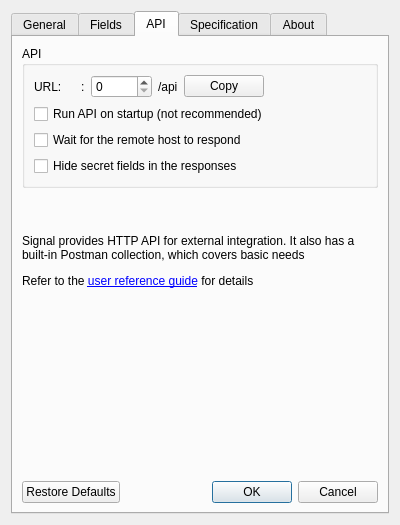
FedorIvanov37/sv-terminal, file common/gui/forms/settings_window.ui: the form before one commit.
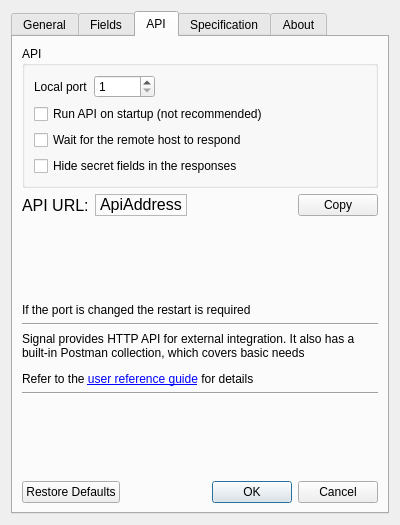
The form after the commit.

Commit message: Add API URL to the settings

What changed in the file:
```diff
--- a/common/gui/forms/settings_window.ui
+++ b/common/gui/forms/settings_window.ui
@@ -31,7 +31,7 @@
   <property name="windowTitle">
    <string>Signal | Configuration</string>
   </property>
-  <layout class="QGridLayout" name="gridLayout">
+  <layout class="QGridLayout" name="gridLayout_10">
    <item row="0" column="0">
     <widget class="QTabWidget" name="MainTabs">
      <property name="currentIndex">
@@ -631,8 +631,58 @@
       <attribute name="title">
        <string>API</string>
       </attribute>
-      <layout class="QVBoxLayout" name="verticalLayout_3">
-       <item>
+      <layout class="QGridLayout" name="gridLayout">
+       <item row="5" column="0">
+        <widget class="QLabel" name="ApiInfoLabel">
+         <property name="text">
+          <string>&lt;html&gt;&lt;head/&gt;&lt;body&gt;&lt;p&gt;Signal provides HTTP API for external integration. It also has a built-in Postman collection, which covers basic needs&lt;/p&gt;&lt;p&gt;Refer to the &lt;a href=&quot;www.link.com&quot;&gt;&lt;span style=&quot; text-decoration: underline; color:#0000ff;&quot;&gt;user reference guide&lt;/span&gt;&lt;/a&gt; for details&lt;/p&gt;&lt;/body&gt;&lt;/html&gt;</string>
+         </property>
+         <property name="wordWrap">
+          <bool>true</bool>
+         </property>
+         <property name="openExternalLinks">
+          <bool>false</bool>
+         </property>
+         <property name="textInteractionFlags">
+          <set>Qt::LinksAccessibleByMouse|Qt::TextSelectableByMouse</set>
+         </property>
+        </widget>
+       </item>
+       <item row="8" column="0">
+        <widget class="QDialogButtonBox" name="ApiButtonBox">
+         <property name="standardButtons">
+          <set>QDialogButtonBox::Cancel|QDialogButtonBox::Ok|QDialogButtonBox::RestoreDefaults</set>
+         </property>
+        </widget>
+       </item>
+       <item row="6" column="0">
+        <widget class="Line" name="line_3">
+         <property name="orientation">
+          <enum>Qt::Horizontal</enum>
+         </property>
+        </widget>
+       </item>
+       <item row="2" column="0">
+        <spacer name="verticalSpacer_3">
+         <property name="orientation">
+          <enum>Qt::Vertical</enum>
+         </property>
+         <property name="sizeHint" stdset="0">
+          <size>
+           <width>20</width>
+           <height>40</height>
+          </size>
+         </property>
+        </spacer>
+       </item>
+       <item row="4" column="0">
+        <widget class="Line" name="line_2">
+         <property name="orientation">
+          <enum>Qt::Horizontal</enum>
+         </property>
+        </widget>
+       </item>
+       <item row="0" column="0">
         <widget class="QGroupBox" name="ApiBox">
          <property name="title">
           <string>API</string>
@@ -643,21 +693,7 @@
             <item>
              <widget class="QLabel" name="label_2">
               <property name="text">
-               <string>URL:</string>
-              </property>
-             </widget>
-            </item>
-            <item>
-             <widget class="QLabel" name="ApiAddress">
-              <property name="text">
-               <string/>
-              </property>
-             </widget>
-            </item>
-            <item>
-             <widget class="QLabel" name="PortLabel_2">
-              <property name="text">
-               <string>:</string>
+               <string>Local port</string>
               </property>
              </widget>
             </item>
@@ -669,27 +705,16 @@
                 <height>0</height>
                </size>
               </property>
+              <property name="minimum">
+               <number>1</number>
+              </property>
               <property name="maximum">
                <number>65535</number>
               </property>
              </widget>
             </item>
             <item>
-             <widget class="QLabel" name="label">
-              <property name="text">
-               <string>/api</string>
-              </property>
-             </widget>
-            </item>
-            <item>
-             <widget class="QPushButton" name="CopyApiUrl">
-              <property name="text">
-               <string>Copy</string>
-              </property>
-             </widget>
-            </item>
-            <item>
-             <spacer name="horizontalSpacer_9">
+             <spacer name="horizontalSpacer_10">
               <property name="orientation">
                <enum>Qt::Horizontal</enum>
               </property>
@@ -727,39 +752,87 @@
          </layout>
         </widget>
        </item>
-       <item>
-        <widget class="QLabel" name="ApiInfoLabel">
-         <property name="text">
-          <string>&lt;html&gt;&lt;head/&gt;&lt;body&gt;&lt;p&gt;&lt;br/&gt;&lt;/p&gt;&lt;p&gt;Signal provides HTTP API for external integration. It also has a built-in Postman collection, which covers basic needs&lt;/p&gt;&lt;p&gt;Refer to the &lt;a href=&quot;www.link.com&quot;&gt;&lt;span style=&quot; text-decoration: underline; color:#0000ff;&quot;&gt;user reference guide&lt;/span&gt;&lt;/a&gt; for details&lt;/p&gt;&lt;/body&gt;&lt;/html&gt;</string>
-         </property>
-         <property name="wordWrap">
-          <bool>true</bool>
-         </property>
-         <property name="openExternalLinks">
-          <bool>false</bool>
-         </property>
-         <property name="textInteractionFlags">
-          <set>Qt::LinksAccessibleByMouse|Qt::TextSelectableByMouse</set>
-         </property>
-        </widget>
+       <item row="1" column="0">
+        <layout class="QHBoxLayout" name="horizontalLayout_11">
+         <item>
+          <widget class="QLabel" name="label">
+           <property name="font">
+            <font>
+             <pointsize>12</pointsize>
+             <weight>50</weight>
+             <bold>false</bold>
+             <kerning>false</kerning>
+            </font>
+           </property>
+           <property name="text">
+            <string>API URL:</string>
+           </property>
+          </widget>
+         </item>
+         <item>
+          <widget class="QLabel" name="ApiAddress">
+           <property name="font">
+            <font>
+             <pointsize>12</pointsize>
+             <kerning>true</kerning>
+            </font>
+           </property>
+           <property name="frameShape">
+            <enum>QFrame::StyledPanel</enum>
+           </property>
+           <property name="text">
+            <string>ApiAddress</string>
+           </property>
+           <property name="textFormat">
+            <enum>Qt::RichText</enum>
+           </property>
+           <property name="openExternalLinks">
+            <bool>false</bool>
+           </property>
+           <property name="textInteractionFlags">
+            <set>Qt::LinksAccessibleByKeyboard|Qt::LinksAccessibleByMouse|Qt::TextBrowserInteraction|Qt::TextSelectableByKeyboard|Qt::TextSelectableByMouse</set>
+           </property>
+          </widget>
+         </item>
+         <item>
+          <spacer name="horizontalSpacer_9">
+           <property name="orientation">
+            <enum>Qt::Horizontal</enum>
+           </property>
+           <property name="sizeHint" stdset="0">
+            <size>
+             <width>40</width>
+             <height>20</height>
+            </size>
+           </property>
+          </spacer>
+         </item>
+         <item>
+          <widget class="QPushButton" name="CopyApiUrl">
+           <property name="text">
+            <string>Copy</string>
+           </property>
+          </widget>
+         </item>
+        </layout>
        </item>
-       <item>
-        <spacer name="verticalSpacer_3">
+       <item row="7" column="0">
+        <spacer name="verticalSpacer_8">
          <property name="orientation">
           <enum>Qt::Vertical</enum>
          </property>
          <property name="sizeHint" stdset="0">
           <size>
            <width>20</width>
-           <height>142</height>
+           <height>40</height>
           </size>
          </property>
         </spacer>
        </item>
-       <item>
-        <widget class="QDialogButtonBox" name="ApiButtonBox">
-         <property name="standardButtons">
-          <set>QDialogButtonBox::Cancel|QDialogButtonBox::Ok|QDialogButtonBox::RestoreDefaults</set>
+       <item row="3" column="0">
+        <widget class="QLabel" name="label_3">
+         <property name="text">
+          <string>If the port is changed the restart is required</string>
          </property>
         </widget>
        </item>
```
Left out of the diff: 3 changed lines with no effect on the pictures. The commit also changes 8 other files.
